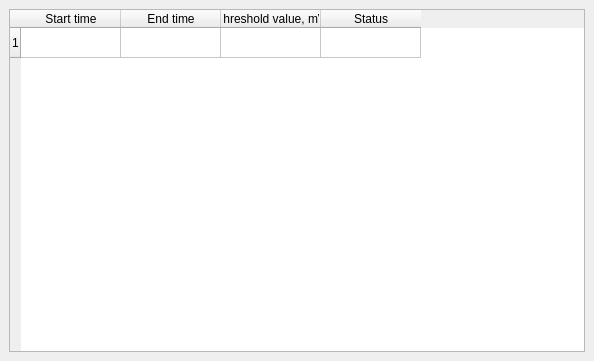
arktrin/pulse-packet-receiver, file template_schedule.ui: the form before one commit.
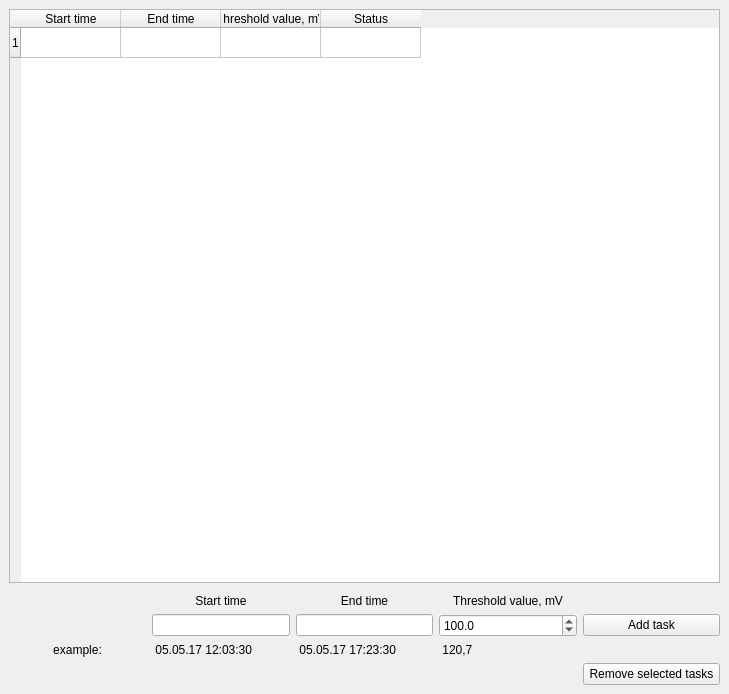
The form after the commit.

Commit message: at(1) works with schedule app finally

```diff
--- a/template_schedule.ui
+++ b/template_schedule.ui
@@ -6,8 +6,8 @@
    <rect>
     <x>0</x>
     <y>0</y>
-    <width>594</width>
-    <height>361</height>
+    <width>729</width>
+    <height>694</height>
    </rect>
   </property>
   <property name="windowTitle">
@@ -17,6 +17,9 @@
    <layout class="QVBoxLayout" name="verticalLayout">
     <item>
      <widget class="QTableWidget" name="tableWidget">
+      <property name="enabled">
+       <bool>true</bool>
+      </property>
       <row>
        <property name="text">
         <string>1</string>
@@ -44,6 +47,133 @@
       </column>
      </widget>
     </item>
+    <item>
+     <layout class="QGridLayout" name="gridLayout">
+      <property name="topMargin">
+       <number>5</number>
+      </property>
+      <item row="2" column="0">
+       <widget class="QLabel" name="label_4">
+        <property name="text">
+         <string>example:</string>
+        </property>
+        <property name="alignment">
+         <set>Qt::AlignCenter</set>
+        </property>
+       </widget>
+      </item>
+      <item row="1" column="2">
+       <widget class="QLineEdit" name="endTimeEdit">
+        <property name="sizePolicy">
+         <sizepolicy hsizetype="Minimum" vsizetype="Fixed">
+          <horstretch>0</horstretch>
+          <verstretch>0</verstretch>
+         </sizepolicy>
+        </property>
+       </widget>
+      </item>
+      <item row="1" column="1">
+       <widget class="QLineEdit" name="startTimeEdit">
+        <property name="sizePolicy">
+         <sizepolicy hsizetype="Minimum" vsizetype="Fixed">
+          <horstretch>0</horstretch>
+          <verstretch>0</verstretch>
+         </sizepolicy>
+        </property>
+       </widget>
+      </item>
+      <item row="0" column="1">
+       <widget class="QLabel" name="label">
+        <property name="text">
+         <string>Start time</string>
+        </property>
+        <property name="alignment">
+         <set>Qt::AlignCenter</set>
+        </property>
+       </widget>
+      </item>
+      <item row="1" column="4">
+       <widget class="QPushButton" name="addTaskBtn">
+        <property name="text">
+         <string>Add task</string>
+        </property>
+       </widget>
+      </item>
+      <item row="0" column="2">
+       <widget class="QLabel" name="label_2">
+        <property name="text">
+         <string>End time</string>
+        </property>
+        <property name="alignment">
+         <set>Qt::AlignCenter</set>
+        </property>
+       </widget>
+      </item>
+      <item row="0" column="3">
+       <widget class="QLabel" name="label_3">
+        <property name="text">
+         <string>Threshold value, mV</string>
+        </property>
+        <property name="alignment">
+         <set>Qt::AlignCenter</set>
+        </property>
+       </widget>
+      </item>
+      <item row="3" column="4">
+       <widget class="QPushButton" name="rmTasksBtn">
+        <property name="text">
+         <string>Remove selected tasks</string>
+        </property>
+       </widget>
+      </item>
+      <item row="2" column="1">
+       <widget class="QLabel" name="label_5">
+        <property name="text">
+         <string> 05.05.17 12:03:30</string>
+        </property>
+        <property name="alignment">
+         <set>Qt::AlignLeading|Qt::AlignLeft|Qt::AlignVCenter</set>
+        </property>
+       </widget>
+      </item>
+      <item row="2" column="2">
+       <widget class="QLabel" name="label_6">
+        <property name="text">
+         <string> 05.05.17 17:23:30</string>
+        </property>
+        <property name="alignment">
+         <set>Qt::AlignLeading|Qt::AlignLeft|Qt::AlignVCenter</set>
+        </property>
+       </widget>
+      </item>
+      <item row="2" column="3">
+       <widget class="QLabel" name="label_7">
+        <property name="text">
+         <string> 120,7</string>
+        </property>
+        <property name="alignment">
+         <set>Qt::AlignLeading|Qt::AlignLeft|Qt::AlignVCenter</set>
+        </property>
+       </widget>
+      </item>
+      <item row="1" column="3">
+       <widget class="QDoubleSpinBox" name="thresholdValSpin">
+        <property name="decimals">
+         <number>1</number>
+        </property>
+        <property name="maximum">
+         <double>2500.000000000000000</double>
+        </property>
+        <property name="singleStep">
+         <double>0.100000000000000</double>
+        </property>
+        <property name="value">
+         <double>100.000000000000000</double>
+        </property>
+       </widget>
+      </item>
+     </layout>
+    </item>
    </layout>
   </widget>
  </widget>
```
The commit also changes 2 other files.
